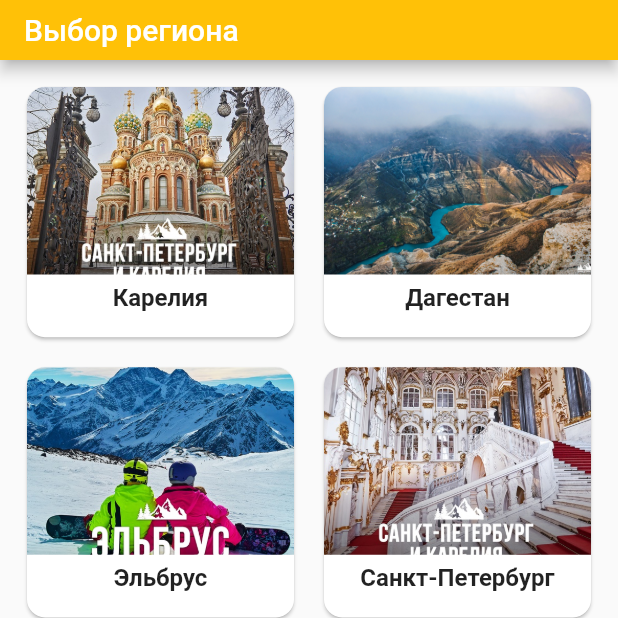
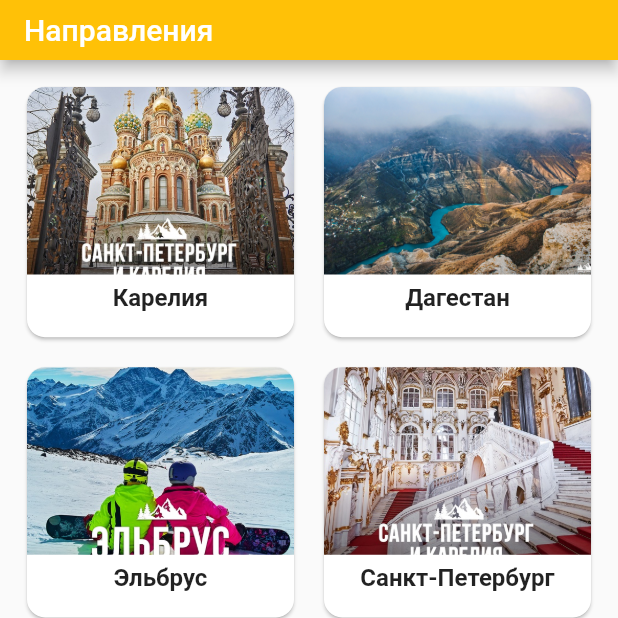
Before and after one commit to nkgrz/TravelApp, a Flutter app: the screen it shows after launch, on a phone screen of 412 x 824 dp, the top half of it. Run offline on Flutter 3.47's test engine with Material 2 defaults, Android fonts, the light colour scheme and no system bars; our stand-ins replace firebase_auth, firebase_core, shared_preferences; accounts and stored records are empty.

Commit message:
The name of the main screen has been changed and unnecessary files with regions have been removed

```diff
--- a/lib/main.dart
+++ b/lib/main.dart
@@ -106,7 +106,7 @@ class RegionsScreen extends StatelessWidget {
   Widget build(BuildContext context) {
     return Scaffold(
       appBar: AppBar(
-        title: const Text('Выбор региона'),
+        title: const Text('Направления'),
       ),
       body: const RegionsList(), // Показывает плашки с регионами
     );
```
Also changed, not shown: assets/images/Новая папка с объектами/region0.jpg (deleted), assets/images/Новая папка с объектами/region1.jpeg (deleted), assets/images/Новая папка с объектами/region2.jpeg (deleted), assets/images/Новая папка с объектами/region3.jpeg (deleted), assets/images/Новая папка с объектами/region4.jpeg (deleted), assets/images/Новая папка с объектами/region5.jpeg (deleted), assets/images/Новая папка с объектами/region9.jpg (deleted), 5 other files.
